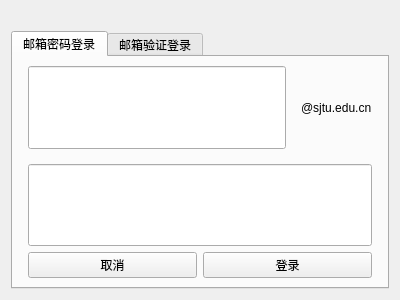
Qt form src/loginwindow.ui (creeper12356/jcourse_local) before a commit.
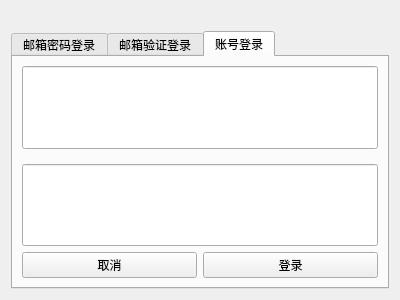
The same form after that commit.

Commit message: 支持账号密码登录

What changed in the file:
```diff
--- a/src/loginwindow.ui
+++ b/src/loginwindow.ui
@@ -24,7 +24,7 @@
    <item>
     <widget class="QTabWidget" name="tabWidget">
      <property name="currentIndex">
-      <number>0</number>
+      <number>2</number>
      </property>
      <widget class="QWidget" name="email_login_tab">
       <attribute name="title">
@@ -193,6 +193,73 @@
        </item>
       </layout>
      </widget>
+     <widget class="QWidget" name="login_tab">
+      <attribute name="title">
+       <string>账号登录</string>
+      </attribute>
+      <layout class="QHBoxLayout" name="horizontalLayout_12">
+       <item>
+        <layout class="QVBoxLayout" name="verticalLayout_5">
+         <item>
+          <layout class="QVBoxLayout" name="login_edit_layout" stretch="1,1">
+           <property name="spacing">
+            <number>15</number>
+           </property>
+           <property name="sizeConstraint">
+            <enum>QLayout::SetDefaultConstraint</enum>
+           </property>
+           <item>
+            <layout class="QHBoxLayout" name="horizontalLayout_9">
+             <item>
+              <widget class="QLineEdit" name="login_account_edit">
+               <property name="sizePolicy">
+                <sizepolicy hsizetype="Expanding" vsizetype="Expanding">
+                 <horstretch>0</horstretch>
+                 <verstretch>0</verstretch>
+                </sizepolicy>
+               </property>
+              </widget>
+             </item>
+            </layout>
+           </item>
+           <item>
+            <layout class="QHBoxLayout" name="horizontalLayout_10">
+             <item>
+              <widget class="QLineEdit" name="login_password_edit">
+               <property name="sizePolicy">
+                <sizepolicy hsizetype="Expanding" vsizetype="Expanding">
+                 <horstretch>0</horstretch>
+                 <verstretch>0</verstretch>
+                </sizepolicy>
+               </property>
+              </widget>
+             </item>
+            </layout>
+           </item>
+          </layout>
+         </item>
+         <item>
+          <layout class="QHBoxLayout" name="horizontalLayout_11">
+           <item>
+            <widget class="QPushButton" name="login_cancel_button">
+             <property name="text">
+              <string>取消</string>
+             </property>
+            </widget>
+           </item>
+           <item>
+            <widget class="QPushButton" name="login_login_button">
+             <property name="text">
+              <string>登录</string>
+             </property>
+            </widget>
+           </item>
+          </layout>
+         </item>
+        </layout>
+       </item>
+      </layout>
+     </widget>
     </widget>
    </item>
   </layout>
```
The commit also changes 6 other files.
